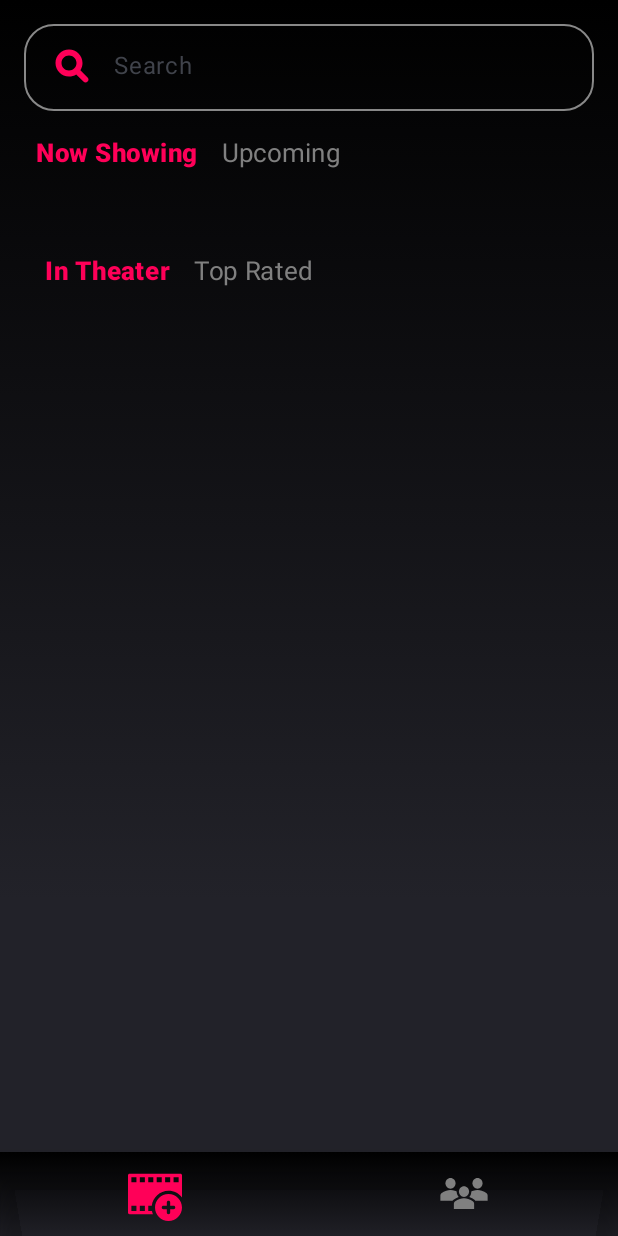
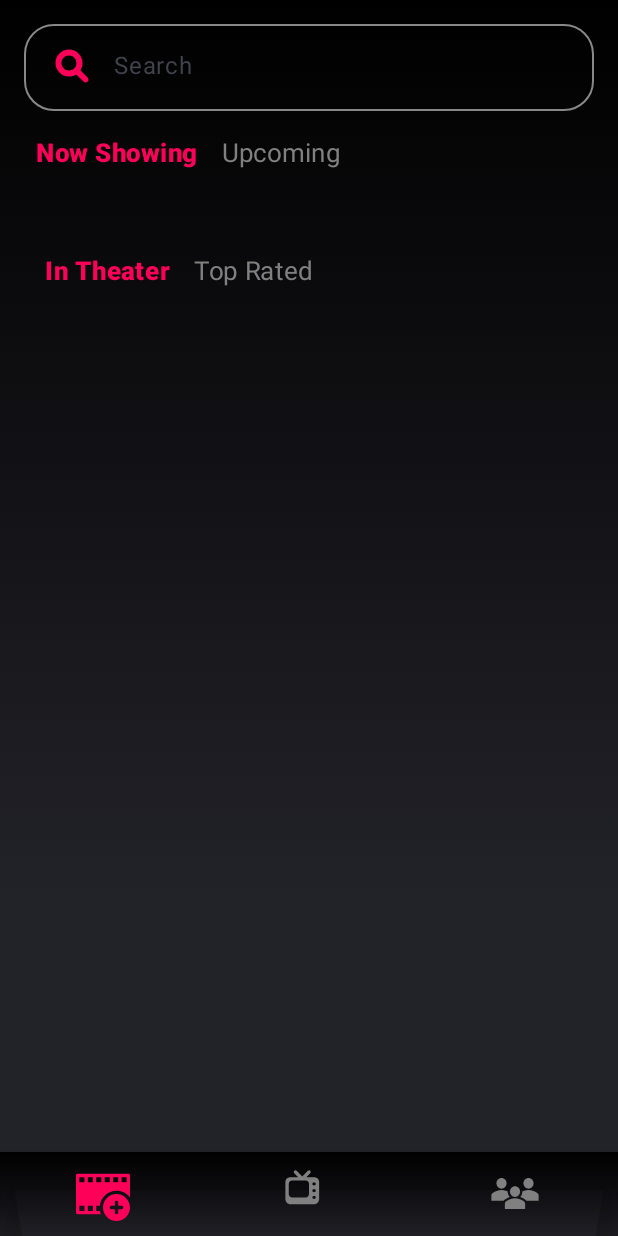
Before and after one commit to johnjake/TheMovieApp, an Android app built with Jetpack Compose: the screen it shows after launch (MainActivity), on a phone screen of 412 x 824 dp. Run offline under Robolectric (Android 15) with nearby library versions, the phone set to English and light mode, and no system bars; our stand-ins replace Dagger/Hilt's generated code, Room's generated code, Timber, accompanist; libraries missing offline, so code that uses them is left out: com.chuckerteam.chucker, org.burnoutcrew.reorderable; pictures from the network do not load; 1 statement that could not run was skipped.

Commit message:
add tv in navhost

```diff
--- a/app/src/main/java/com/themovieguide/org/features/navigation/BottomNav.kt
+++ b/app/src/main/java/com/themovieguide/org/features/navigation/BottomNav.kt
@@ -44,6 +44,7 @@ import com.themovieguide.org.features.home.HomeCinema
 import com.themovieguide.org.features.home.ShowingViewModel
 import com.themovieguide.org.features.rated.TopRatedViewModel
 import com.themovieguide.org.features.search.SearchViewModel
+import com.themovieguide.org.features.television.TelevisionScreen
 import com.themovieguide.org.features.upcoming.UpcomingViewModel
 import com.themovieguide.org.ui.theme.Gray800
 import com.themovieguide.org.ui.theme.PinkColor700
@@ -54,12 +55,14 @@ import kotlinx.coroutines.flow.collectLatest
 typealias mainScreen = NavigationScreen.MainScreen
 typealias visitedScreen = NavigationScreen.Visited
 typealias detailScreen = NavigationScreen.DetailScreen
+typealias televisionScreen = NavigationScreen.TelevisionScreen
 
 @Composable
 fun HomeScreen() {
     val navController = rememberNavController()
     val navigationItems = listOf(
         NavigationScreen.MainScreen,
+        NavigationScreen.TelevisionScreen,
         NavigationScreen.Visited,
     )
     val counterFlow = remember { MutableStateFlow(mainScreen.route) }
@@ -125,10 +128,17 @@ private fun Navigation(
             stateBottom.value = false
             LaunchHome(backStackEntry, navController)
         }
+
+        composable(televisionScreen.route) { backStackEntry ->
+            stateBottom.value = false
+            LaunchedTelevision(backStackEntry = backStackEntry, navController = navController)
+        }
+
         composable(visitedScreen.route) { backStackEntry ->
             stateBottom.value = false
             LaunchDiscover(backStackEntry, navController)
         }
+
         composable(detailScreen.route, arguments = detailArguments) { backStackEntry ->
             stateBottom.value = true
             val movieId = backStackEntry.arguments?.getString("id")
@@ -171,6 +181,17 @@ private fun LaunchHome(
         searchModel,
         navController,
     )
+}
+
+@Composable
+private fun LaunchedTelevision(
+    backStackEntry: NavBackStackEntry,
+    navController: NavHostController,
+) {
+    val movieEntry = remember(backStackEntry) {
+        navController.getBackStackEntry(mainScreen.route)
+    }
+    TelevisionScreen()
 }
 
 @Composable
@@ -244,6 +265,7 @@ fun BottomNav(
 fun imagePainter(title: String): Painter {
     return when (title) {
         NavigationScreen.MainScreen.title -> painterResource(id = R.drawable.ic_now_showing)
+        NavigationScreen.TelevisionScreen.title -> painterResource(id = R.drawable.ic_television)
         NavigationScreen.Visited.title -> painterResource(id = R.drawable.ic_people_choice)
         else -> painterResource(id = R.drawable.ic_now_showing)
     }
--- a/app/src/main/java/com/themovieguide/org/features/navigation/NavigationScreen.kt
+++ b/app/src/main/java/com/themovieguide/org/features/navigation/NavigationScreen.kt
@@ -25,6 +25,17 @@ sealed class NavigationScreen(val route: String, var icon: ImageVector, var titl
             return "details_screen/$id"
         }
     }
+
+    object TelevisionScreen : NavigationScreen(
+        route = "television_screen/{id}",
+        icon = Icons.Default.Home,
+        title = "Television",
+    ) {
+        fun createRoute(id: String): String {
+            return "details_screen/$id"
+        }
+    }
+
     object Visited : NavigationScreen(
         route = "visited_screen",
         icon = Icons.Default.Houseboat,
--- /dev/null
+++ b/app/src/main/res/drawable/ic_television.xml
@@ -0,0 +1,11 @@
+<?xml version="1.0" encoding="utf-8"?>
+<vector xmlns:android="http://schemas.android.com/apk/res/android"
+    android:width="36dp"
+    android:height="36dp"
+    android:viewportWidth="32"
+    android:viewportHeight="32">
+
+    <path
+        android:fillColor="#FF0058"
+        android:pathData="M19,6H14.41l2.3-2.29a1,1,0,1,0-1.42-1.42L12,5.59,8.71,2.29A1,1,0,1,0,7.29,3.71L9.59,6H5A3,3,0,0,0,2,9V19a3,3,0,0,0,3,3H19a3,3,0,0,0,3-3V9A3,3,0,0,0,19,6ZM16,16a2,2,0,0,1-2,2H6a2,2,0,0,1-2-2V10A2,2,0,0,1,6,8h8a2,2,0,0,1,2,2Zm3,3a1,1,0,1,1,1-1A1,1,0,0,1,19,19Zm0-4a1,1,0,1,1,1-1A1,1,0,0,1,19,15Zm0-4a1,1,0,1,1,1-1A1,1,0,0,1,19,11Z" />
+</vector>
```
Also changed, not shown: app/src/main/java/com/themovieguide/org/features/television/TelevisionScreen.kt (added, +19 -0 lines).
